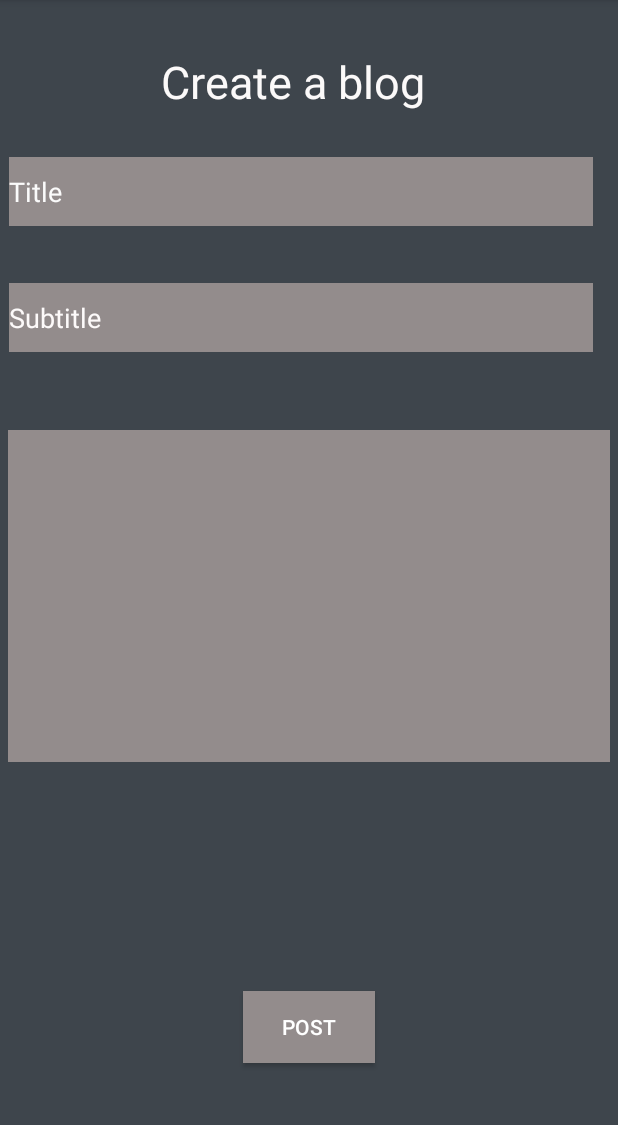
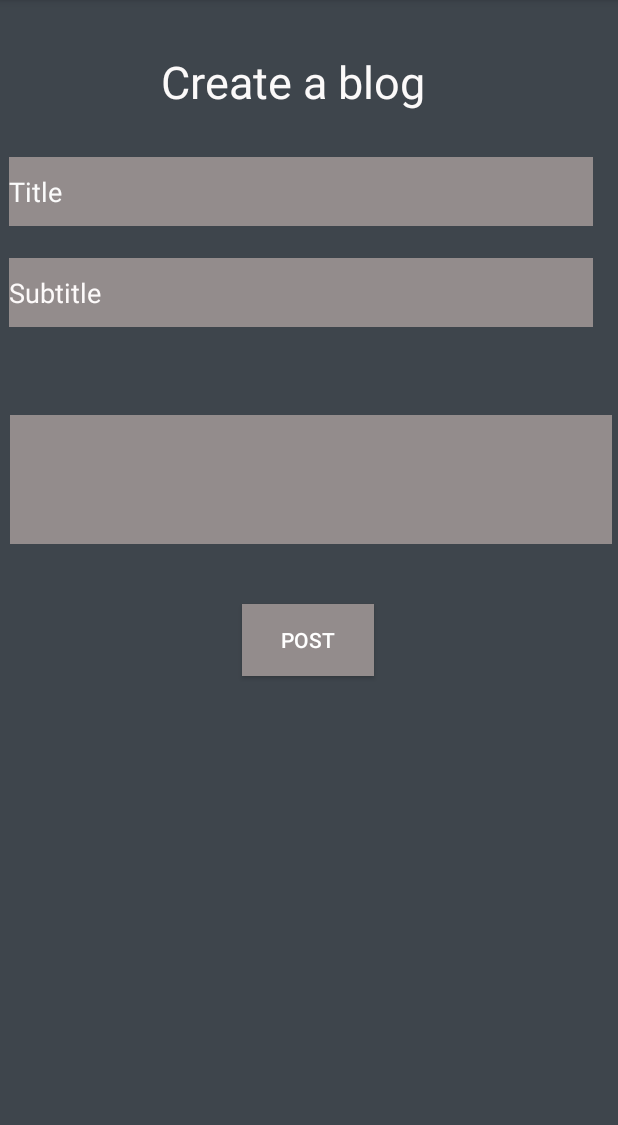
Before and after one commit to RonanQuill/Closely, an Android app: the fragment PostFragment shown on its own in the app's theme, on a phone screen of 412 x 824 dp, the part 84-1209 px from its top. Run offline under Robolectric (Android 15) with nearby library versions, the phone set to English and light mode, and no system bars; 2 statements that could not run were skipped.

Commit message:
Blog page

```diff
--- a/app/src/main/java/cs4084/closely/PostFragment.java
+++ b/app/src/main/java/cs4084/closely/PostFragment.java
@@ -1,5 +1,6 @@
 package cs4084.closely;
 
+import android.content.Context;
 import android.os.Bundle;
 
 import androidx.fragment.app.Fragment;
@@ -7,6 +8,8 @@ import androidx.fragment.app.Fragment;
 import android.view.LayoutInflater;
 import android.view.View;
 import android.view.ViewGroup;
+import android.widget.Button;
+import android.widget.Toast;
 
 
 /**
@@ -15,6 +18,7 @@ import android.view.ViewGroup;
  * create an instance of this fragment.
  */
 public class PostFragment extends Fragment {
+    private onPostbutton listener;
     // TODO: Rename parameter arguments, choose names that match
     // the fragment initialization parameters, e.g. ARG_ITEM_NUMBER
     private static final String ARG_PARAM1 = "param1";
@@ -58,7 +62,21 @@ public class PostFragment extends Fragment {
     @Override
     public View onCreateView(LayoutInflater inflater, ViewGroup container,
                              Bundle savedInstanceState) {
+        View view = inflater.inflate(R.layout.post_fragment,
+                container, false);
+        Button post = getView().findViewById(R.id.postbutton);
+        post.setOnClickListener(new View.OnClickListener() {
+            @Override
+            public void onClick(View v) {
+                listener.onPosted();
+
+            }
+        });
         // Inflate the layout for this fragment
-        return inflater.inflate(R.layout.post_fragment, container, false);
+        return view;
+    }
+    public interface onPostbutton{
+        public void onPosted();
+
     }
 }
--- a/app/src/main/res/layout/post_fragment.xml
+++ b/app/src/main/res/layout/post_fragment.xml
@@ -35,22 +35,24 @@
         app:layout_constraintEnd_toEndOf="parent"
         app:layout_constraintHorizontal_bias="0.272"
         app:layout_constraintStart_toStartOf="parent"
-        app:layout_constraintTop_toTopOf="parent"
-        app:layout_constraintVertical_bias="0.261" />
+        app:layout_constraintTop_toBottomOf="@+id/title"
+        app:layout_constraintVertical_bias="0.037" />
 
     <EditText
         android:id="@+id/content"
         android:layout_width="401dp"
-        android:layout_height="221dp"
+        android:layout_height="86dp"
+        android:layout_marginTop="43dp"
         android:background="#938C8C"
         android:ems="10"
         android:gravity="start|top"
         android:inputType="textMultiLine"
         app:layout_constraintBottom_toBottomOf="parent"
         app:layout_constraintEnd_toEndOf="parent"
+        app:layout_constraintHorizontal_bias="0.6"
         app:layout_constraintStart_toStartOf="parent"
-        app:layout_constraintTop_toTopOf="parent"
-        app:layout_constraintVertical_bias="0.525" />
+        app:layout_constraintTop_toBottomOf="@+id/subtitle"
+        app:layout_constraintVertical_bias="0.037" />
 
     <Button
         android:id="@+id/postbutton"
@@ -61,9 +63,10 @@
         android:textColor="#FFFFFF"
         app:layout_constraintBottom_toBottomOf="parent"
         app:layout_constraintEnd_toEndOf="parent"
+        app:layout_constraintHorizontal_bias="0.498"
         app:layout_constraintStart_toStartOf="parent"
-        app:layout_constraintTop_toTopOf="parent"
-        app:layout_constraintVertical_bias="0.918" />
+        app:layout_constraintTop_toBottomOf="@+id/content"
+        app:layout_constraintVertical_bias="0.112" />
 
     <TextView
         android:id="@+id/textView"
```
Also changed, not shown: app/src/main/java/cs4084/closely/MainActivity.java (+9 -2 lines).
